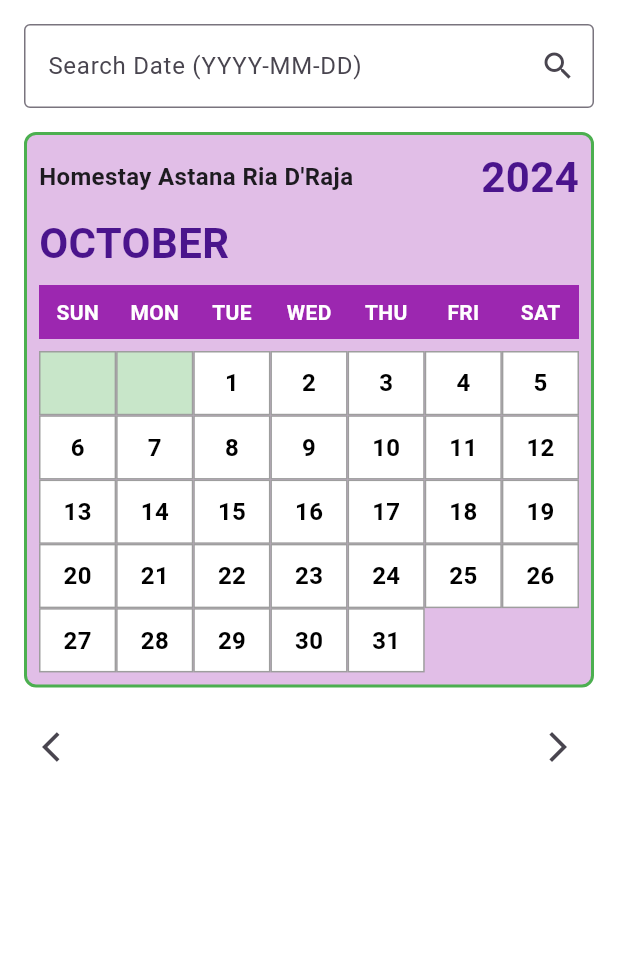
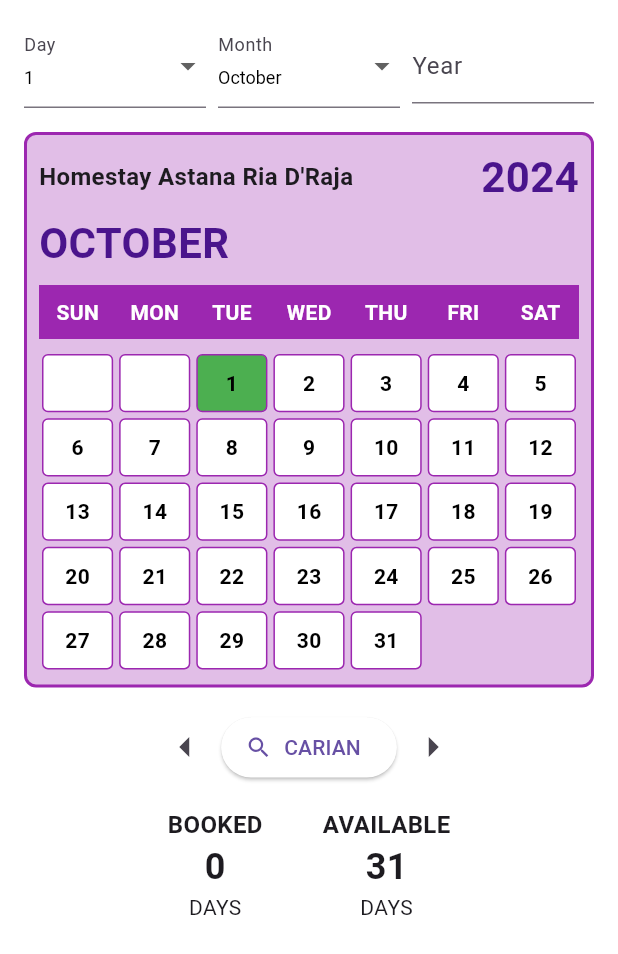
Before and after one commit to Marshmallow0623/calender, a Flutter app: the screen it shows after launch, on a phone screen of 412 x 824 dp. Shown: the top 954 px of the screen. Run offline on Flutter 3.47's test engine with Material 3 defaults, Android fonts, the light colour scheme and no system bars.

Commit message:
first change

```diff
--- a/lib/main.dart
+++ b/lib/main.dart
@@ -25,18 +25,18 @@ class BookingCalendarPage extends StatefulWidget {
 
 class _BookingCalendarPageState extends State<BookingCalendarPage> {
   int year = 2024;
-  int month = 10; // Start with October
-  int? selectedDay;
+  int month = 10;
+  int day = 1;
 
-  final TextEditingController dateController = TextEditingController();
   final TextEditingController eventController = TextEditingController();
+  final TextEditingController yearController = TextEditingController();
 
-  // Mock data for bookings
-  final Map<String, List<String>> bookings = {
-    "2024-10-15": ["10:00 AM - John Doe", "2:00 PM - Jane Smith"],
-    "2024-10-18": ["11:30 AM - Alice Brown"],
-    "2024-10-20": ["1:00 PM - Bob Johnson", "3:00 PM - Clara Davis"],
-  };
+  final Map<String, List<String>> bookings = {};
+
+  int bookedDays = 0;
+  int availableDays = 0;
+
+  String? selectedDateKey;
 
   void incrementMonth() {
     setState(() {
@@ -46,7 +46,6 @@ class _BookingCalendarPageState extends State<BookingCalendarPage> {
       } else {
         month += 1;
       }
-      selectedDay = null;
     });
   }
 
@@ -58,26 +57,7 @@ class _BookingCalendarPageState extends State<BookingCalendarPage> {
       } else {
         month -= 1;
       }
-      selectedDay = null;
     });
-  }
-
-  void jumpToDate(String input) {
-    try {
-      final DateTime date = DateTime.parse(input);
-      setState(() {
-        year = date.year;
-        month = date.month;
-        selectedDay = date.day;
-      });
-    } catch (e) {
-      ScaffoldMessenger.of(context).showSnackBar(
-        const SnackBar(
-          content: Text("Invalid date format. Please use YYYY-MM-DD."),
-          backgroundColor: Colors.red,
-        ),
-      );
-    }
   }
 
   void showBookings(BuildContext context, int day) {
@@ -157,6 +137,14 @@ class _BookingCalendarPageState extends State<BookingCalendarPage> {
     int daysInMonth = DateTime(year, month + 1, 0).day;
     int firstDayIndex = DateTime(year, month, 1).weekday % 7;
 
+    bookedDays = bookings.values.fold(0, (sum, dayBookings) {
+      return sum + dayBookings.length;
+    });
+    availableDays = daysInMonth - bookedDays;
+
+    final constructedSelectedDateKey =
+        "$year-${month.toString().padLeft(2, '0')}-${day.toString().padLeft(2, '0')}";
+
     return Scaffold(
       backgroundColor: Colors.white,
       body: SingleChildScrollView(
@@ -164,34 +152,78 @@ class _BookingCalendarPageState extends State<BookingCalendarPage> {
           padding: const EdgeInsets.all(16.0),
           child: Column(
             children: [
-              // Search Bar
               Row(
                 children: [
                   Expanded(
-                    child: TextField(
-                      controller: dateController,
-                      decoration: InputDecoration(
-                        labelText: "Search Date (YYYY-MM-DD)",
-                        border: OutlineInputBorder(),
-                        suffixIcon: IconButton(
-                          icon: const Icon(Icons.search),
-                          onPressed: () {
-                            jumpToDate(dateController.text);
-                          },
+                    child: DropdownButtonFormField<int>(
+                      value: day,
+                      decoration: const InputDecoration(labelText: "Day"),
+                      dropdownColor: Colors.white,
+                      items: List.generate(
+                        DateTime(year, month + 1, 0).day,
+                            (index) => DropdownMenuItem(
+                          value: index + 1,
+                          child: Text(
+                            (index + 1).toString(),
+                            style: const TextStyle(color: Colors.black),
+                          ),
                         ),
                       ),
+                      onChanged: (value) {
+                        setState(() {
+                          if (value != null) day = value;
+                        });
+                      },
+                      style: const TextStyle(fontSize: 12, color: Colors.black),
+                    ),
+                  ),
+                  const SizedBox(width: 8),
+                  Expanded(
+                    child: DropdownButtonFormField<int>(
+                      value: month,
+                      decoration: const InputDecoration(labelText: "Month"),
+                      dropdownColor: Colors.white,
+                      items: List.generate(
+                        12,
+                            (index) => DropdownMenuItem(
+                          value: index + 1,
+                          child: Text(
+                            monthNames[index],
+                            style: const TextStyle(color: Colors.black),
+                          ),
+                        ),
+                      ),
+                      onChanged: (value) {
+                        setState(() {
+                          if (value != null) month = value;
+                        });
+                      },
+                      style: const TextStyle(fontSize: 12, color: Colors.black),
+                    ),
+                  ),
+                  const SizedBox(width: 8),
+                  Expanded(
+                    child: TextField(
+                      controller: yearController,
+                      decoration: const InputDecoration(labelText: "Year"),
+                      keyboardType: TextInputType.number,
+                      onChanged: (value) {
+                        setState(() {
+                          year = int.tryParse(value) ?? year;
+                        });
+                      },
+                      style: const TextStyle(fontSize: 12),
                     ),
                   ),
                 ],
               ),
               const SizedBox(height: 16),
-              // Calendar Header
               Container(
                 padding: const EdgeInsets.all(8),
                 decoration: BoxDecoration(
                   color: Colors.purple[100],
                   borderRadius: BorderRadius.circular(8),
-                  border: Border.all(color: Colors.green, width: 2),
+                  border: Border.all(color: Colors.purple, width: 2),
                 ),
                 child: Column(
                   crossAxisAlignment: CrossAxisAlignment.start,
@@ -210,17 +242,11 @@ class _BookingCalendarPageState extends State<BookingCalendarPage> {
                       ],
                     ),
                     const SizedBox(height: 4),
-                    Row(
-                      mainAxisAlignment: MainAxisAlignment.spaceBetween,
-                      children: [
-                        Text(
-                          monthNames[month - 1].toUpperCase(),
-                          style: TextStyle(fontSize: 28, color: Colors.purple[900], fontWeight: FontWeight.bold),
-                        ),
-                      ],
+                    Text(
+                      monthNames[month - 1].toUpperCase(),
+                      style: TextStyle(fontSize: 28, color: Colors.purple[900], fontWeight: FontWeight.bold),
                     ),
                     const SizedBox(height: 8),
-                    // Days of the Week Row
                     Container(
                       color: Colors.purple,
                       padding: const EdgeInsets.symmetric(vertical: 8),
@@ -238,7 +264,6 @@ class _BookingCalendarPageState extends State<BookingCalendarPage> {
                       ),
                     ),
                     const SizedBox(height: 8),
-                    // Calendar Grid
                     GridView.builder(
                       shrinkWrap: true,
                       physics: const NeverScrollableScrollPhysics(),
@@ -248,33 +273,50 @@ class _BookingCalendarPageState extends State<BookingCalendarPage> {
                         childAspectRatio: 1.2,
                       ),
                       itemBuilder: (context, index) {
-                        final day = (index >= firstDayIndex) ? index - firstDayIndex + 1 : null;
+                        final day = (index >= firstDayIndex) ? (index - firstDayIndex + 1) : null;
+
+                        final dateKey = day != null
+                            ? "$year-${month.toString().padLeft(2, '0')}-${day.toString().padLeft(2, '0')}"
+                            : null;
+                        final hasBooking = dateKey != null && bookings.containsKey(dateKey);
+
+                        final isSelectedDay = dateKey == constructedSelectedDateKey;
 
                         return GestureDetector(
-                          onTap: day != null
-                              ? () {
-                            setState(() {
-                              selectedDay = day;
-                            });
-                            showBookings(context, day);
-                          }
-                              : null,
+                          onTap: day != null ? () => showBookings(context, day) : null,
                           child: Container(
+                            margin: const EdgeInsets.all(2),
+                            alignment: Alignment.center,
                             decoration: BoxDecoration(
-                              color: day == selectedDay ? Colors.green[100] : Colors.white,
-                              border: Border.all(color: Colors.grey),
+                              color: hasBooking
+                                  ? Colors.red[300]
+                                  : (isSelectedDay ? Colors.green : Colors.white),
+                              borderRadius: BorderRadius.circular(4),
+                              border: Border.all(color: Colors.purple),
                             ),
-                            child: Center(
-                              child: day != null
-                                  ? Text(
-                                '$day',
-                                style: const TextStyle(
-                                  color: Colors.black,
-                                  fontSize: 16,
-                                  fontWeight: FontWeight.bold,
+                            child: Stack(
+                              children: [
+                                Align(
+                                  alignment: Alignment.center,
+                                  child: Text(
+                                    day != null ? '$day' : '',
+                                    style: TextStyle(
+                                      fontSize: 14,
+                                      fontWeight: FontWeight.bold,
+                                      color: hasBooking ? Colors.black : Colors.black,
+                                    ),
+                                  ),
                                 ),
-                              )
-                                  : const SizedBox.shrink(),
+                                if (hasBooking)
+                                  const Align(
+                                    alignment: Alignment.bottomRight,
+                                    child: Icon(
+                                      Icons.calendar_today,
+                                      size: 16,
+                                      color: Colors.black,
+                                    ),
+                                  ),
+                              ],
                             ),
                           ),
                         );
@@ -284,17 +326,65 @@ class _BookingCalendarPageState extends State<BookingCalendarPage> {
                 ),
               ),
               const SizedBox(height: 16),
-              // Navigation Buttons
               Row(
-                mainAxisAlignment: MainAxisAlignment.spaceBetween,
+                mainAxisAlignment: MainAxisAlignment.center,
                 children: [
                   IconButton(
-                    icon: const Icon(Icons.arrow_back_ios),
+                    icon: const Icon(Icons.arrow_left, size: 32),
                     onPressed: decrementMonth,
                   ),
+                  ElevatedButton.icon(
+                    onPressed: () {},
+                    icon: const Icon(Icons.search),
+                    label: const Text('CARIAN'),
+                    style: ElevatedButton.styleFrom(
+                      backgroundColor: Colors.white,
+                    ),
+                  ),
                   IconButton(
-                    icon: const Icon(Icons.arrow_forward_ios),
+                    icon: const Icon(Icons.arrow_right, size: 32),
                     onPressed: incrementMonth,
+                  ),
+                ],
+              ),
+              const SizedBox(height: 16),
+              Row(
+                mainAxisAlignment: MainAxisAlignment.center,
+                children: [
+                  Column(
+                    mainAxisAlignment: MainAxisAlignment.center,
+                    children: [
+                      const Text(
+                        'BOOKED',
+                        style: TextStyle(fontSize: 16, fontWeight: FontWeight.bold),
+                      ),
+                      Text(
+                        '$bookedDays',
+                        style: const TextStyle(fontSize: 24, fontWeight: FontWeight.bold),
+                      ),
+                      const Text(
+                        'DAYS',
+                        style: TextStyle(fontSize: 14),
+                      ),
+                    ],
+                  ),
+                  const SizedBox(width: 40),
+                  Column(
+                    mainAxisAlignment: MainAxisAlignment.center,
+                    children: [
+                      const Text(
+                        'AVAILABLE',
+                        style: TextStyle(fontSize: 16, fontWeight: FontWeight.bold),
+                      ),
+                      Text(
+                        '$availableDays',
+                        style: const TextStyle(fontSize: 24, fontWeight: FontWeight.bold),
+                      ),
+                      const Text(
+                        'DAYS',
+                        style: TextStyle(fontSize: 14),
+                      ),
+                    ],
                   ),
                 ],
               ),
@@ -305,7 +395,8 @@ class _BookingCalendarPageState extends State<BookingCalendarPage> {
     );
   }
 
-  static const List<String> monthNames = [
-    'January', 'February', 'March', 'April', 'May', 'June', 'July', 'August', 'September', 'October', 'November', 'December',
+  final List<String> monthNames = [
+    'January', 'February', 'March', 'April', 'May', 'June',
+    'July', 'August', 'September', 'October', 'November', 'December'
   ];
 }
```
